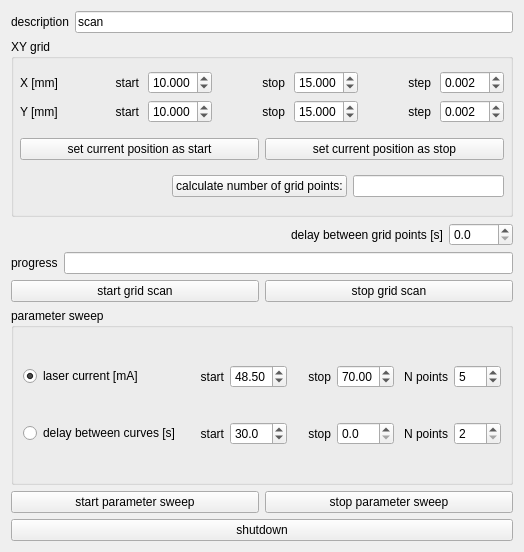
First picture: the form in experiments/transistor_laser_scan.ui, repository dean-nanomol/nanomol, before the edit.
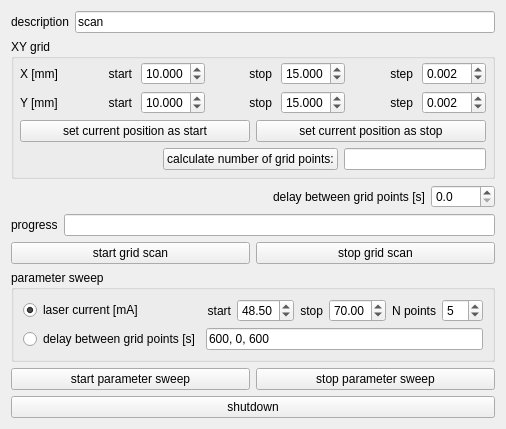
Second picture: the form after the edit.

Commit message:
update transistor_laser_scan
change grid delay to list instead of linearly spaced interval

What changed in the file:
```diff
--- a/experiments/transistor_laser_scan.ui
+++ b/experiments/transistor_laser_scan.ui
@@ -6,8 +6,8 @@
    <rect>
     <x>0</x>
     <y>0</y>
-    <width>524</width>
-    <height>552</height>
+    <width>457</width>
+    <height>418</height>
    </rect>
   </property>
   <property name="windowTitle">
@@ -500,84 +500,19 @@
       <item row="1" column="0">
        <widget class="QRadioButton" name="param_sweep_delay_grid_radioButton">
         <property name="text">
-         <string>delay between curves [s]</string>
+         <string>delay between grid points [s]</string>
         </property>
        </widget>
       </item>
-      <item row="1" column="1">
-       <layout class="QHBoxLayout" name="horizontalLayout_16">
-        <item>
-         <widget class="QLabel" name="label_14">
-          <property name="text">
-           <string>start</string>
-          </property>
-          <property name="alignment">
-           <set>Qt::AlignRight|Qt::AlignTrailing|Qt::AlignVCenter</set>
-          </property>
-         </widget>
-        </item>
-        <item>
-         <widget class="QDoubleSpinBox" name="param_sweep_delay_grid_start_doubleSpinBox">
-          <property name="decimals">
-           <number>1</number>
-          </property>
-          <property name="maximum">
-           <double>999.000000000000000</double>
-          </property>
-          <property name="value">
-           <double>30.000000000000000</double>
-          </property>
-         </widget>
-        </item>
-       </layout>
-      </item>
-      <item row="1" column="2">
-       <layout class="QHBoxLayout" name="horizontalLayout_17">
-        <item>
-         <widget class="QLabel" name="label_15">
-          <property name="text">
-           <string>stop</string>
-          </property>
-          <property name="alignment">
-           <set>Qt::AlignRight|Qt::AlignTrailing|Qt::AlignVCenter</set>
-          </property>
-         </widget>
-        </item>
-        <item>
-         <widget class="QDoubleSpinBox" name="param_sweep_delay_grid_stop_doubleSpinBox">
-          <property name="decimals">
-           <number>1</number>
-          </property>
-          <property name="maximum">
-           <double>999.000000000000000</double>
-          </property>
-          <property name="value">
-           <double>0.000000000000000</double>
-          </property>
-         </widget>
-        </item>
-       </layout>
-      </item>
-      <item row="1" column="3">
-       <layout class="QHBoxLayout" name="horizontalLayout_18">
-        <item>
-         <widget class="QLabel" name="label_16">
-          <property name="text">
-           <string>N points</string>
-          </property>
-          <property name="alignment">
-           <set>Qt::AlignRight|Qt::AlignTrailing|Qt::AlignVCenter</set>
-          </property>
-         </widget>
-        </item>
-        <item>
-         <widget class="QSpinBox" name="param_sweep_delay_grid_N_points_spinBox">
-          <property name="minimum">
-           <number>2</number>
-          </property>
-         </widget>
-        </item>
-       </layout>
+      <item row="1" column="1" colspan="3">
+       <widget class="QLineEdit" name="param_sweep_delay_grid_lineEdit">
+        <property name="text">
+         <string>600, 0, 600</string>
+        </property>
+        <property name="placeholderText">
+         <string/>
+        </property>
+       </widget>
       </item>
      </layout>
     </widget>
```
The commit also changes 1 other file.
